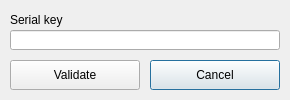
Above: client/dlgserialreg.ui from tbikfalvi/Belenus before the change. Below: the same form after it.
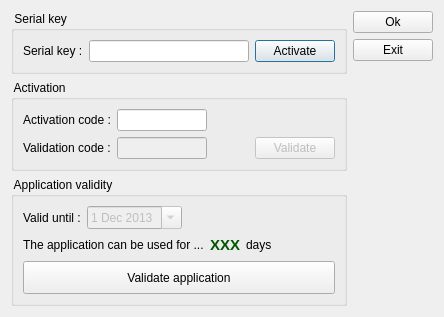
That is the form after the change.

What changed in the file:
```diff
--- a/client/dlgserialreg.ui
+++ b/client/dlgserialreg.ui
@@ -6,74 +6,339 @@
    <rect>
     <x>0</x>
     <y>0</y>
-    <width>290</width>
-    <height>100</height>
+    <width>429</width>
+    <height>292</height>
    </rect>
   </property>
   <property name="windowTitle">
    <string>Dialog</string>
   </property>
-  <widget class="QPushButton" name="pbCancel">
-   <property name="geometry">
-    <rect>
-     <x>150</x>
-     <y>60</y>
-     <width>130</width>
-     <height>30</height>
-    </rect>
-   </property>
-   <property name="text">
-    <string>Cancel</string>
-   </property>
-   <property name="iconSize">
-    <size>
-     <width>20</width>
-     <height>20</height>
-    </size>
-   </property>
-  </widget>
-  <widget class="QLabel" name="lblSerial">
-   <property name="geometry">
-    <rect>
-     <x>10</x>
-     <y>10</y>
-     <width>270</width>
-     <height>20</height>
-    </rect>
-   </property>
-   <property name="text">
-    <string>Serial key</string>
-   </property>
-  </widget>
-  <widget class="QPushButton" name="pbValidate">
-   <property name="geometry">
-    <rect>
-     <x>10</x>
-     <y>60</y>
-     <width>130</width>
-     <height>30</height>
-    </rect>
-   </property>
-   <property name="text">
-    <string>Validate</string>
-   </property>
-   <property name="iconSize">
-    <size>
-     <width>20</width>
-     <height>20</height>
-    </size>
-   </property>
-  </widget>
-  <widget class="QLineEdit" name="ledSerial">
-   <property name="geometry">
-    <rect>
-     <x>10</x>
-     <y>30</y>
-     <width>270</width>
-     <height>20</height>
-    </rect>
-   </property>
-  </widget>
+  <layout class="QHBoxLayout" name="horizontalLayout_2">
+   <item>
+    <layout class="QVBoxLayout" name="verticalLayout_2">
+     <item>
+      <widget class="QGroupBox" name="gbLicenceKey">
+       <property name="title">
+        <string> Serial key </string>
+       </property>
+       <layout class="QHBoxLayout" name="horizontalLayout">
+        <item>
+         <widget class="QLabel" name="lblSerialKey">
+          <property name="text">
+           <string>Serial key :</string>
+          </property>
+         </widget>
+        </item>
+        <item>
+         <widget class="QLineEdit" name="ledSerialKey">
+          <property name="minimumSize">
+           <size>
+            <width>160</width>
+            <height>0</height>
+           </size>
+          </property>
+          <property name="maximumSize">
+           <size>
+            <width>160</width>
+            <height>16777215</height>
+           </size>
+          </property>
+          <property name="alignment">
+           <set>Qt::AlignCenter</set>
+          </property>
+         </widget>
+        </item>
+        <item>
+         <spacer name="horizontalSpacer">
+          <property name="orientation">
+           <enum>Qt::Horizontal</enum>
+          </property>
+          <property name="sizeHint" stdset="0">
+           <size>
+            <width>40</width>
+            <height>20</height>
+           </size>
+          </property>
+         </spacer>
+        </item>
+        <item>
+         <widget class="QPushButton" name="pbActivateKey">
+          <property name="text">
+           <string>Activate</string>
+          </property>
+          <property name="iconSize">
+           <size>
+            <width>20</width>
+            <height>20</height>
+           </size>
+          </property>
+         </widget>
+        </item>
+       </layout>
+      </widget>
+     </item>
+     <item>
+      <widget class="QGroupBox" name="gbActivation">
+       <property name="title">
+        <string> Activation </string>
+       </property>
+       <layout class="QGridLayout" name="gridLayout">
+        <item row="0" column="0">
+         <widget class="QLabel" name="lblCodeActivation">
+          <property name="text">
+           <string>Activation code :</string>
+          </property>
+         </widget>
+        </item>
+        <item row="0" column="1">
+         <widget class="QLineEdit" name="ledCodeActivation">
+          <property name="enabled">
+           <bool>true</bool>
+          </property>
+          <property name="minimumSize">
+           <size>
+            <width>90</width>
+            <height>0</height>
+           </size>
+          </property>
+          <property name="maximumSize">
+           <size>
+            <width>90</width>
+            <height>16777215</height>
+           </size>
+          </property>
+          <property name="alignment">
+           <set>Qt::AlignCenter</set>
+          </property>
+          <property name="readOnly">
+           <bool>true</bool>
+          </property>
+         </widget>
+        </item>
+        <item row="1" column="0">
+         <widget class="QLabel" name="lblCodeValidation">
+          <property name="text">
+           <string>Validation code :</string>
+          </property>
+         </widget>
+        </item>
+        <item row="1" column="1">
+         <widget class="QLineEdit" name="ledCodeValidation">
+          <property name="enabled">
+           <bool>false</bool>
+          </property>
+          <property name="minimumSize">
+           <size>
+            <width>90</width>
+            <height>0</height>
+           </size>
+          </property>
+          <property name="maximumSize">
+           <size>
+            <width>90</width>
+            <height>16777215</height>
+           </size>
+          </property>
+          <property name="alignment">
+           <set>Qt::AlignCenter</set>
+          </property>
+         </widget>
+        </item>
+        <item row="1" column="2">
+         <spacer name="horizontalSpacer_2">
+          <property name="orientation">
+           <enum>Qt::Horizontal</enum>
+          </property>
+          <property name="sizeHint" stdset="0">
+           <size>
+            <width>39</width>
+            <height>20</height>
+           </size>
+          </property>
+         </spacer>
+        </item>
+        <item row="1" column="3">
+         <widget class="QPushButton" name="pbValidateCode">
+          <property name="enabled">
+           <bool>false</bool>
+          </property>
+          <property name="text">
+           <string>Validate</string>
+          </property>
+          <property name="iconSize">
+           <size>
+            <width>20</width>
+            <height>20</height>
+           </size>
+          </property>
+         </widget>
+        </item>
+       </layout>
+      </widget>
+     </item>
+     <item>
+      <widget class="QGroupBox" name="gbApplication">
+       <property name="title">
+        <string> Application validity </string>
+       </property>
+       <layout class="QVBoxLayout" name="verticalLayout_3">
+        <item>
+         <layout class="QHBoxLayout" name="horizontalLayout_3">
+          <item>
+           <widget class="QLabel" name="lblLastValidated">
+            <property name="text">
+             <string>Valid until :</string>
+            </property>
+           </widget>
+          </item>
+          <item>
+           <widget class="QDateEdit" name="deLastValidated">
+            <property name="enabled">
+             <bool>false</bool>
+            </property>
+            <property name="date">
+             <date>
+              <year>2013</year>
+              <month>12</month>
+              <day>1</day>
+             </date>
+            </property>
+            <property name="calendarPopup">
+             <bool>true</bool>
+            </property>
+           </widget>
+          </item>
+          <item>
+           <spacer name="horizontalSpacer_3">
+            <property name="orientation">
+             <enum>Qt::Horizontal</enum>
+            </property>
+            <property name="sizeHint" stdset="0">
+             <size>
+              <width>40</width>
+              <height>20</height>
+             </size>
+            </property>
+           </spacer>
+          </item>
+         </layout>
+        </item>
+        <item>
+         <layout class="QHBoxLayout" name="horizontalLayout_4">
+          <item>
+           <widget class="QLabel" name="lblValidForDays">
+            <property name="text">
+             <string>The application can be used for ...</string>
+            </property>
+           </widget>
+          </item>
+          <item>
+           <widget class="QLabel" name="lblValidDays">
+            <property name="font">
+             <font>
+              <pointsize>11</pointsize>
+              <weight>75</weight>
+              <bold>true</bold>
+             </font>
+            </property>
+            <property name="styleSheet">
+             <string notr="true">color: rgb(0, 85, 0);</string>
+            </property>
+            <property name="text">
+             <string>XXX</string>
+            </property>
+           </widget>
+          </item>
+          <item>
+           <widget class="QLabel" name="lblDays">
+            <property name="text">
+             <string>days</string>
+            </property>
+           </widget>
+          </item>
+          <item>
+           <spacer name="horizontalSpacer_4">
+            <property name="orientation">
+             <enum>Qt::Horizontal</enum>
+            </property>
+            <property name="sizeHint" stdset="0">
+             <size>
+              <width>40</width>
+              <height>20</height>
+             </size>
+            </property>
+           </spacer>
+          </item>
+         </layout>
+        </item>
+        <item>
+         <widget class="QPushButton" name="pbValidateApplication">
+          <property name="minimumSize">
+           <size>
+            <width>0</width>
+            <height>33</height>
+           </size>
+          </property>
+          <property name="text">
+           <string>Validate application</string>
+          </property>
+          <property name="iconSize">
+           <size>
+            <width>20</width>
+            <height>20</height>
+           </size>
+          </property>
+         </widget>
+        </item>
+       </layout>
+      </widget>
+     </item>
+    </layout>
+   </item>
+   <item>
+    <layout class="QVBoxLayout" name="verticalLayout">
+     <item>
+      <widget class="QPushButton" name="pbOk">
+       <property name="text">
+        <string>Ok</string>
+       </property>
+       <property name="iconSize">
+        <size>
+         <width>20</width>
+         <height>20</height>
+        </size>
+       </property>
+      </widget>
+     </item>
+     <item>
+      <widget class="QPushButton" name="pbCancel">
+       <property name="text">
+        <string>Exit</string>
+       </property>
+       <property name="iconSize">
+        <size>
+         <width>20</width>
+         <height>20</height>
+        </size>
+       </property>
+      </widget>
+     </item>
+     <item>
+      <spacer name="verticalSpacer">
+       <property name="orientation">
+        <enum>Qt::Vertical</enum>
+       </property>
+       <property name="sizeHint" stdset="0">
+        <size>
+         <width>20</width>
+         <height>40</height>
+        </size>
+       </property>
+      </spacer>
+     </item>
+    </layout>
+   </item>
+  </layout>
  </widget>
  <tabstops>
   <tabstop>ledSerial</tabstop>
```
Left out of the diff: 11 changed lines with no effect on the pictures.
